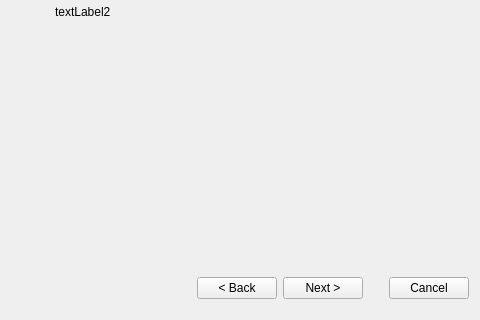
This is gui/qt/liveinstaller.ui in chenhan1218/ubiquity as Qt 5 draws it before an edit; both pictures show x 315 to 795 and y 288 to 608 of the 795 by 608 pixel window. The edited form follows.
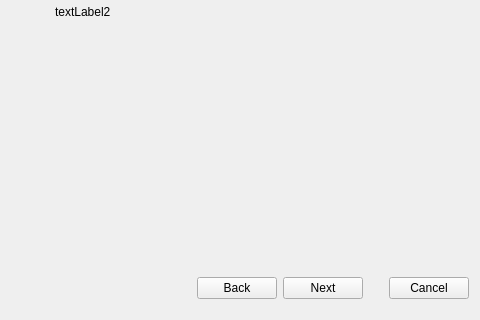
This is the edited form. Icons and pictures are not drawn.

Commit message: When clicking Back at AdvancedPartitioner, go back to first Partitioner page, not keyboard

```diff
--- a/gui/qt/liveinstaller.ui
+++ b/gui/qt/liveinstaller.ui
@@ -1658,14 +1658,14 @@
      <item>
       <widget class="QPushButton" name="back" >
        <property name="text" >
-        <string>&lt; Back</string>
+        <string>Back</string>
        </property>
       </widget>
      </item>
      <item>
       <widget class="QPushButton" name="next" >
        <property name="text" >
-        <string>Next ></string>
+        <string>Next</string>
        </property>
        <property name="icon" >
         <iconset>../../desktop/cr16-app-ubiquity.png</iconset>
```
Left out of the diff: 2 changed lines with no effect on the pictures. The commit also changes 2 other files.
